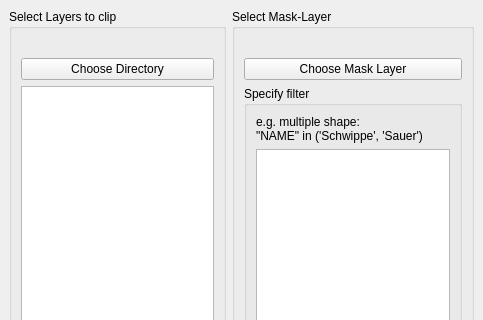
Old version of the form gis_clip/UI/main.ui in the repository gummibumm/gis_clip; both pictures show x 0 to 483 and y 0 to 320 of the 483 by 712 pixel window.
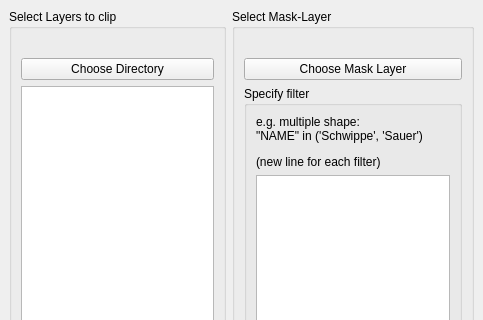
New version of the form.

Commit message: Filter works finally

What changed in the file:
```diff
--- a/gis_clip/UI/main.ui
+++ b/gis_clip/UI/main.ui
@@ -86,7 +86,7 @@
                 <item>
                  <widget class="QLabel" name="label">
                   <property name="text">
-                   <string>&lt;html&gt;&lt;head/&gt;&lt;body&gt;&lt;p&gt;e.g. multiple shape: &lt;br/&gt;&amp;quot;NAME&amp;quot; in ('Schwippe', 'Sauer')&lt;/p&gt;&lt;/body&gt;&lt;/html&gt;</string>
+                   <string>&lt;html&gt;&lt;head/&gt;&lt;body&gt;&lt;p&gt;e.g. multiple shape: &lt;br/&gt;&amp;quot;NAME&amp;quot; in ('Schwippe', 'Sauer')&lt;/p&gt;&lt;p&gt;(new line for each filter)&lt;/p&gt;&lt;/body&gt;&lt;/html&gt;</string>
                   </property>
                  </widget>
                 </item>
```
The commit also changes 5 other files.
